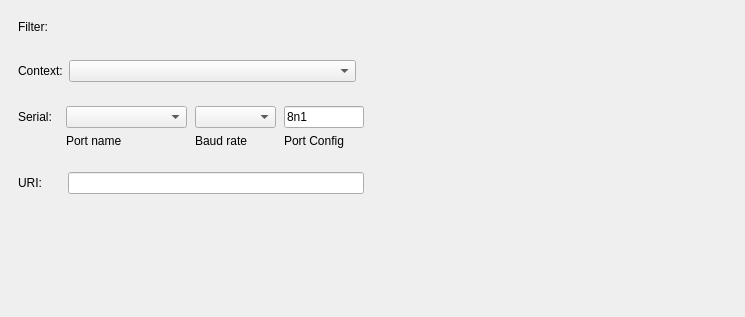
Old version of the form core/ui/iiotabwidget.ui in the repository analogdevicesinc/scopy.
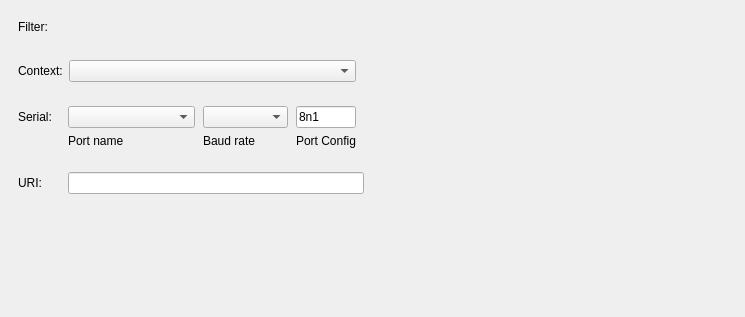
New version of the form. Custom widgets are drawn as their Qt base class.

Commit message:
core/IioTabWidget: Modified the context scan process.
I created another scan button which is used only for serial devices
because the approach for scanning the serial devices is different
compared to the others backends.

```diff
--- a/core/ui/iiotabwidget.ui
+++ b/core/ui/iiotabwidget.ui
@@ -234,12 +234,38 @@
         <property name="layoutDirection">
          <enum>Qt::LeftToRight</enum>
         </property>
-        <layout class="QGridLayout" name="gridLayout_4" columnstretch="1,3,2,2">
+        <layout class="QGridLayout" name="gridLayout_4" columnstretch="1,3,2,1,1">
          <property name="horizontalSpacing">
           <number>8</number>
          </property>
-         <item row="0" column="1">
-          <widget class="QComboBox" name="comboBoxSerialPort"/>
+         <item row="0" column="0">
+          <widget class="QLabel" name="labelSerial">
+           <property name="sizePolicy">
+            <sizepolicy hsizetype="Preferred" vsizetype="Preferred">
+             <horstretch>0</horstretch>
+             <verstretch>0</verstretch>
+            </sizepolicy>
+           </property>
+           <property name="text">
+            <string>Serial: </string>
+           </property>
+          </widget>
+         </item>
+         <item row="0" column="3">
+          <widget class="QLineEdit" name="editSerialFrameConfig">
+           <property name="sizePolicy">
+            <sizepolicy hsizetype="Preferred" vsizetype="Preferred">
+             <horstretch>0</horstretch>
+             <verstretch>0</verstretch>
+            </sizepolicy>
+           </property>
+           <property name="text">
+            <string>8n1</string>
+           </property>
+           <property name="readOnly">
+            <bool>false</bool>
+           </property>
+          </widget>
          </item>
          <item row="1" column="3">
           <widget class="QLabel" name="labelFrameFormat">
@@ -258,35 +284,6 @@
          <item row="0" column="2">
           <widget class="QComboBox" name="comboBoxBaudRate"/>
          </item>
-         <item row="0" column="0">
-          <widget class="QLabel" name="labelSerial">
-           <property name="sizePolicy">
-            <sizepolicy hsizetype="Preferred" vsizetype="Preferred">
-             <horstretch>0</horstretch>
-             <verstretch>0</verstretch>
-            </sizepolicy>
-           </property>
-           <property name="text">
-            <string>Serial: </string>
-           </property>
-          </widget>
-         </item>
-         <item row="0" column="3">
-          <widget class="QLineEdit" name="editSerialFrameConfig">
-           <property name="sizePolicy">
-            <sizepolicy hsizetype="Preferred" vsizetype="Preferred">
-             <horstretch>0</horstretch>
-             <verstretch>0</verstretch>
-            </sizepolicy>
-           </property>
-           <property name="text">
-            <string>8n1</string>
-           </property>
-           <property name="readOnly">
-            <bool>false</bool>
-           </property>
-          </widget>
-         </item>
          <item row="1" column="1">
           <widget class="QLabel" name="labelPortName">
            <property name="text">
@@ -294,6 +291,22 @@
            </property>
           </widget>
          </item>
+         <item row="0" column="1">
+          <widget class="QComboBox" name="comboBoxSerialPort"/>
+         </item>
+         <item row="0" column="4">
+          <widget class="scopy::AnimationPushButton" name="btnSerialScan" native="true">
+           <property name="sizePolicy">
+            <sizepolicy hsizetype="Fixed" vsizetype="Fixed">
+             <horstretch>0</horstretch>
+             <verstretch>0</verstretch>
+            </sizepolicy>
+           </property>
+           <property name="styleSheet">
+            <string notr="true"/>
+           </property>
+          </widget>
+         </item>
         </layout>
        </widget>
       </item>
```
Left out of the diff: 9 changed lines with no effect on the pictures. The commit also changes 2 other files.
